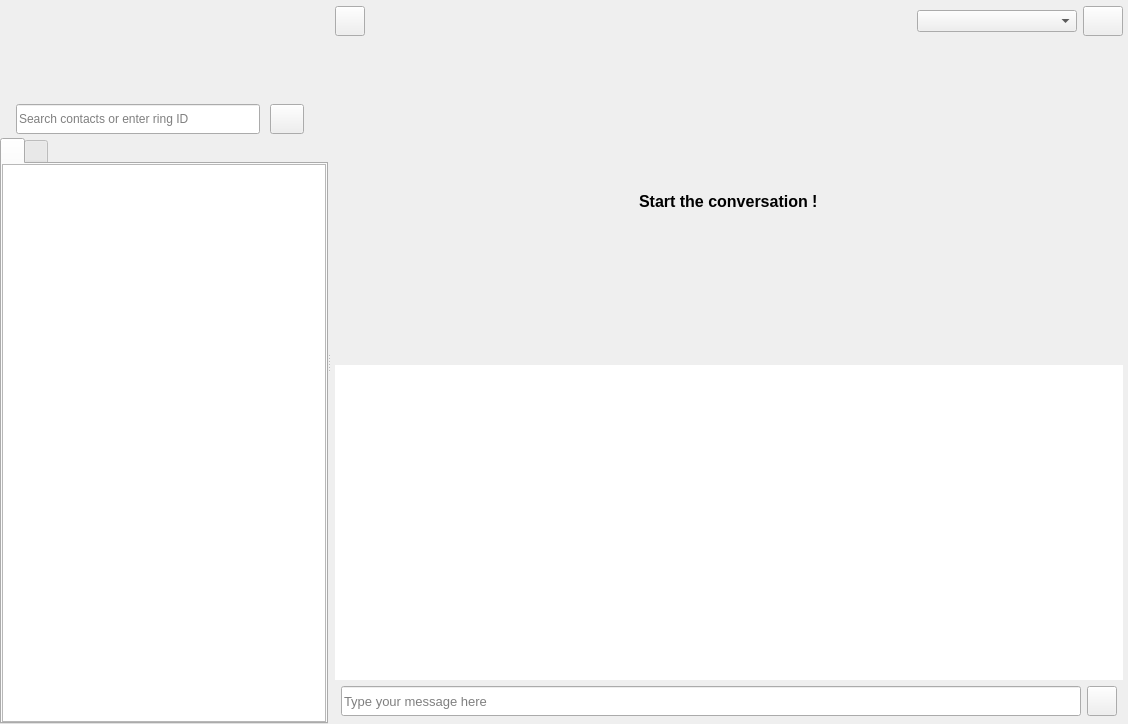
savoirfairelinux/jami-client-windows, file callwidget.ui: the form before one commit.
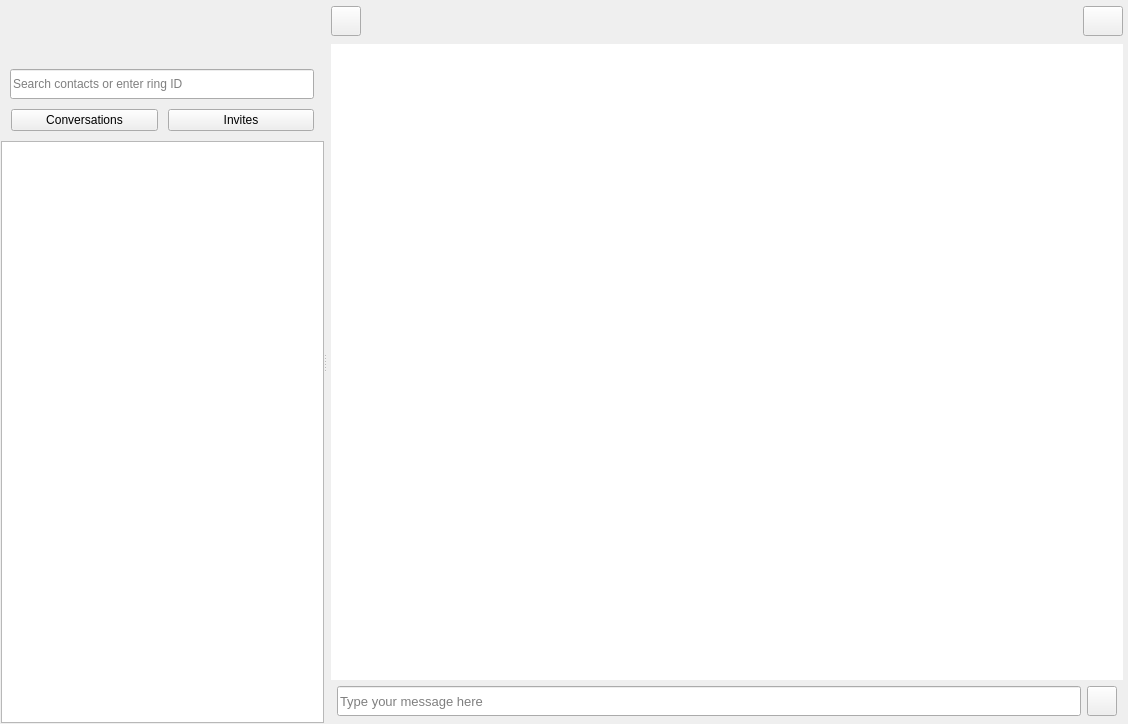
The form after the commit. The open tabs and pages were chosen to show the change. Icons and pictures are not drawn. Custom widgets are drawn as their Qt base class.

Commit message: smartlist/chat view: implement new lrc api

Diff of the .ui file:
```diff
--- a/callwidget.ui
+++ b/callwidget.ui
@@ -112,7 +112,7 @@
           <number>0</number>
          </property>
          <item row="0" column="0">
-          <layout class="QVBoxLayout" name="verticalLayout_2" stretch="3,1,18">
+          <layout class="QVBoxLayout" name="verticalLayout_2" stretch="0,0,0">
            <property name="spacing">
             <number>0</number>
            </property>
@@ -122,7 +122,7 @@
            <item>
             <widget class="CurrentAccountWidget" name="currentAccountWidget" native="true">
              <property name="sizePolicy">
-              <sizepolicy hsizetype="MinimumExpanding" vsizetype="MinimumExpanding">
+              <sizepolicy hsizetype="MinimumExpanding" vsizetype="Fixed">
                <horstretch>0</horstretch>
                <verstretch>0</verstretch>
               </sizepolicy>
@@ -130,23 +130,32 @@
              <property name="minimumSize">
               <size>
                <width>0</width>
-               <height>100</height>
+               <height>60</height>
               </size>
              </property>
             </widget>
            </item>
            <item>
             <widget class="QWidget" name="selectBar" native="true">
+             <property name="sizePolicy">
+              <sizepolicy hsizetype="Maximum" vsizetype="MinimumExpanding">
+               <horstretch>0</horstretch>
+               <verstretch>0</verstretch>
+              </sizepolicy>
+             </property>
              <property name="maximumSize">
               <size>
-               <width>324</width>
-               <height>16777215</height>
+               <width>332</width>
+               <height>48</height>
               </size>
              </property>
-             <layout class="QHBoxLayout" name="horizontalLayout_4">
+             <layout class="QHBoxLayout" name="_2" stretch="0,0,0">
               <property name="spacing">
                <number>0</number>
               </property>
+              <property name="sizeConstraint">
+               <enum>QLayout::SetDefaultConstraint</enum>
+              </property>
               <property name="leftMargin">
                <number>0</number>
               </property>
@@ -169,7 +178,7 @@
                 </property>
                 <property name="sizeHint" stdset="0">
                  <size>
-                  <width>16</width>
+                  <width>10</width>
                   <height>38</height>
                  </size>
                 </property>
@@ -181,14 +190,14 @@
                  <bool>true</bool>
                 </property>
                 <property name="sizePolicy">
-                 <sizepolicy hsizetype="Fixed" vsizetype="Fixed">
+                 <sizepolicy hsizetype="Expanding" vsizetype="Fixed">
                   <horstretch>0</horstretch>
                   <verstretch>0</verstretch>
                  </sizepolicy>
                 </property>
                 <property name="minimumSize">
                  <size>
-                  <width>244</width>
+                  <width>266</width>
                   <height>30</height>
                  </size>
                 </property>
@@ -220,42 +229,6 @@
                 </property>
                </widget>
               </item>
-              <item>
-               <spacer name="horizontalSpacer_3">
-                <property name="orientation">
-                 <enum>Qt::Horizontal</enum>
-                </property>
-                <property name="sizeType">
-                 <enum>QSizePolicy::Fixed</enum>
-                </property>
-                <property name="sizeHint" stdset="0">
-                 <size>
-                  <width>10</width>
-                  <height>20</height>
-                 </size>
-                </property>
-               </spacer>
-              </item>
-              <item>
-               <widget class="QPushButton" name="searchBtn">
-                <property name="minimumSize">
-                 <size>
-                  <width>30</width>
-                  <height>30</height>
-                 </size>
-                </property>
-                <property name="toolTip">
-                 <string>search button</string>
-                </property>
-                <property name="text">
-                 <string/>
-                </property>
-                <property name="icon">
-                 <iconset resource="ressources.qrc">
-                  <normaloff>:/images/icons/ic_search_black_18dp_2x.png</normaloff>:/images/icons/ic_search_black_18dp_2x.png</iconset>
-                </property>
-               </widget>
-              </item>
               <item>
                <spacer name="horizontalSpacer_2">
                 <property name="orientation">
@@ -266,8 +239,8 @@
                 </property>
                 <property name="sizeHint" stdset="0">
                  <size>
-                  <width>20</width>
-                  <height>20</height>
+                  <width>10</width>
+                  <height>38</height>
                  </size>
                 </property>
                </spacer>
@@ -276,150 +249,71 @@
             </widget>
            </item>
            <item>
-            <layout class="QVBoxLayout" name="verticalLayout_5" stretch="0">
-             <property name="spacing">
-              <number>0</number>
-             </property>
-             <property name="leftMargin">
-              <number>0</number>
-             </property>
-             <property name="topMargin">
-              <number>0</number>
-             </property>
-             <property name="bottomMargin">
-              <number>0</number>
-             </property>
-             <item>
-              <widget class="QTabWidget" name="mainTabMenu">
-               <property name="sizePolicy">
-                <sizepolicy hsizetype="MinimumExpanding" vsizetype="MinimumExpanding">
-                 <horstretch>0</horstretch>
-                 <verstretch>0</verstretch>
-                </sizepolicy>
-               </property>
-               <property name="minimumSize">
-                <size>
-                 <width>0</width>
-                 <height>0</height>
-                </size>
-               </property>
-               <property name="maximumSize">
-                <size>
-                 <width>16777215</width>
-                 <height>16777215</height>
-                </size>
-               </property>
-               <property name="toolTip">
-                <string/>
-               </property>
-               <property name="currentIndex">
-                <number>0</number>
-               </property>
-               <property name="iconSize">
-                <size>
-                 <width>24</width>
-                 <height>24</height>
-                </size>
-               </property>
-               <widget class="QWidget" name="mainTabMenuPage1">
-                <attribute name="icon">
-                 <iconset resource="ressources.qrc">
-                  <normaloff>:/images/icons/ic_chat_black_24dp_2x.png</normaloff>:/images/icons/ic_chat_black_24dp_2x.png</iconset>
-                </attribute>
-                <attribute name="title">
-                 <string/>
-                </attribute>
-                <attribute name="toolTip">
-                 <string>Conversations</string>
-                </attribute>
-                <layout class="QVBoxLayout" name="verticalLayout_6">
-                 <property name="spacing">
-                  <number>0</number>
-                 </property>
-                 <property name="leftMargin">
-                  <number>0</number>
-                 </property>
-                 <property name="topMargin">
-                  <number>0</number>
-                 </property>
-                 <property name="rightMargin">
-                  <number>0</number>
-                 </property>
-                 <property name="bottomMargin">
-                  <number>0</number>
-                 </property>
+            <widget class="QWidget" name="smartListWidget" native="true">
+             <layout class="QVBoxLayout" name="verticalLayout_5" stretch="0,0">
+              <property name="spacing">
+               <number>0</number>
+              </property>
+              <property name="leftMargin">
+               <number>1</number>
+              </property>
+              <property name="topMargin">
+               <number>1</number>
+              </property>
+              <property name="rightMargin">
+               <number>0</number>
+              </property>
+              <property name="bottomMargin">
+               <number>1</number>
+              </property>
+              <item>
+               <layout class="QHBoxLayout" name="conversationFilterLayout">
+                <property name="spacing">
+                 <number>10</number>
+                </property>
+                <property name="leftMargin">
+                 <number>10</number>
+                </property>
+                <property name="topMargin">
+                 <number>0</number>
+                </property>
+                <property name="rightMargin">
+                 <number>10</number>
+                </property>
+                <property name="bottomMargin">
+                 <number>10</number>
+                </property>
                  <item>
-                  <widget class="SmartList" name="smartList">
-                   <property name="minimumSize">
-                    <size>
-                     <width>324</width>
-                     <height>0</height>
-                    </size>
-                   </property>
-                   <property name="mouseTracking">
-                    <bool>true</bool>
-                   </property>
-                   <property name="indentation">
-                    <number>0</number>
-                   </property>
-                   <property name="headerHidden">
-                    <bool>true</bool>
-                   </property>
-                   <attribute name="headerMinimumSectionSize">
-                    <number>0</number>
-                   </attribute>
+                  <widget class="QPushButton" name="buttonConversations">
+                    <property name="toolTip">
+                      <string>Show conversations</string>
+                    </property>
+                    <property name="text">
+                      <string>Conversations</string>
+                    </property>
                   </widget>
                  </item>
-                </layout>
-               </widget>
-               <widget class="QWidget" name="mainTabMenuPage2">
-                <attribute name="icon">
-                 <iconset resource="ressources.qrc">
-                  <normaloff>:/images/icons/ic_person_add_black_24dp_2x.png</normaloff>:/images/icons/ic_person_add_black_24dp_2x.png</iconset>
-                </attribute>
-                <attribute name="title">
-                 <string/>
-                </attribute>
-                <attribute name="toolTip">
-                 <string>Contact requests</string>
-                </attribute>
-                <layout class="QVBoxLayout" name="verticalLayout_7">
-                 <property name="spacing">
-                  <number>0</number>
-                 </property>
-                 <property name="leftMargin">
-                  <number>0</number>
-                 </property>
-                 <property name="topMargin">
-                  <number>0</number>
-                 </property>
-                 <property name="rightMargin">
-                  <number>0</number>
-                 </property>
-                 <property name="bottomMargin">
-                  <number>0</number>
-                 </property>
                  <item>
-                  <widget class="ContactRequestListWidget" name="contactRequestList">
-                   <property name="styleSheet">
-                    <string notr="true"/>
-                   </property>
-                   <property name="rootIsDecorated">
-                    <bool>false</bool>
-                   </property>
-                   <attribute name="headerVisible">
-                    <bool>false</bool>
-                   </attribute>
-                   <attribute name="headerMinimumSectionSize">
-                    <number>0</number>
-                   </attribute>
-                  </widget>
+                   <widget class="QPushButton" name="buttonInvites">
+                     <property name="toolTip">
+                       <string>Show invites</string>
+                     </property>
+                     <property name="text">
+                       <string>Invites</string>
+                     </property>
+                   </widget>
                  </item>
-                </layout>
+               </layout>
+              </item>
+              <item>
+               <widget class="SmartListView" name="smartList">
+                <property name="autoScrollMargin">
+                 <number>16</number>
+                </property>
                </widget>
-              </widget>
-             </item>
-            </layout>
+              </item>
+             </layout>
+            </widget>
            </item>
           </layout>
          </item>
@@ -1033,7 +927,7 @@
                  <verstretch>0</verstretch>
                 </sizepolicy>
                </property>
-               <layout class="QVBoxLayout" name="verticalLayout_12" stretch="1,25,25,1">
+               <layout class="QVBoxLayout" name="verticalLayout_12" stretch="1,25,1">
                 <property name="leftMargin">
                  <number>5</number>
                 </property>
@@ -1177,19 +1071,6 @@
                     </property>
                    </spacer>
                   </item>
-                  <item>
-                   <widget class="QComboBox" name="contactMethodComboBox">
-                    <property name="minimumSize">
-                     <size>
-                      <width>160</width>
-                      <height>0</height>
-                     </size>
-                    </property>
-                    <property name="toolTip">
-                     <string>Peer contact method selector</string>
-                    </property>
-                   </widget>
-                  </item>
                   <item>
                    <widget class="QPushButton" name="sendContactRequestPageButton">
                     <property name="sizePolicy">
@@ -1221,23 +1102,6 @@
                   </item>
                  </layout>
                 </item>
-                <item alignment="Qt::AlignHCenter|Qt::AlignVCenter">
-                 <widget class="QLabel" name="noMessagesLabel">
-                  <property name="enabled">
-                   <bool>true</bool>
-                  </property>
-                  <property name="font">
-                   <font>
-                    <pointsize>12</pointsize>
-                    <weight>75</weight>
-                    <bold>true</bold>
-                   </font>
-                  </property>
-                  <property name="text">
-                   <string>Start the conversation !</string>
-                  </property>
-                 </widget>
-                </item>
                 <item>
                  <widget class="QListView" name="listMessageView">
                   <property name="sizePolicy">
@@ -1918,9 +1782,9 @@
    <header>idlabel.h</header>
   </customwidget>
   <customwidget>
-   <class>SmartList</class>
-   <extends>QTreeView</extends>
-   <header>smartlist.h</header>
+   <class>SmartListView</class>
+   <extends>QListView</extends>
+   <header>smartlistview.h</header>
   </customwidget>
   <customwidget>
    <class>SendContactRequestWidget</class>
@@ -1940,11 +1804,6 @@
    <header>contactrequestwidget.h</header>
    <container>1</container>
   </customwidget>
-  <customwidget>
-   <class>ContactRequestListWidget</class>
-   <extends>QTreeView</extends>
-   <header>contactrequestlistwidget.h</header>
-  </customwidget>
  </customwidgets>
  <resources>
   <include location="ressources.qrc"/>
```
Left out of the diff: 5 changed lines with no effect on the pictures. The commit also changes 47 other files.
